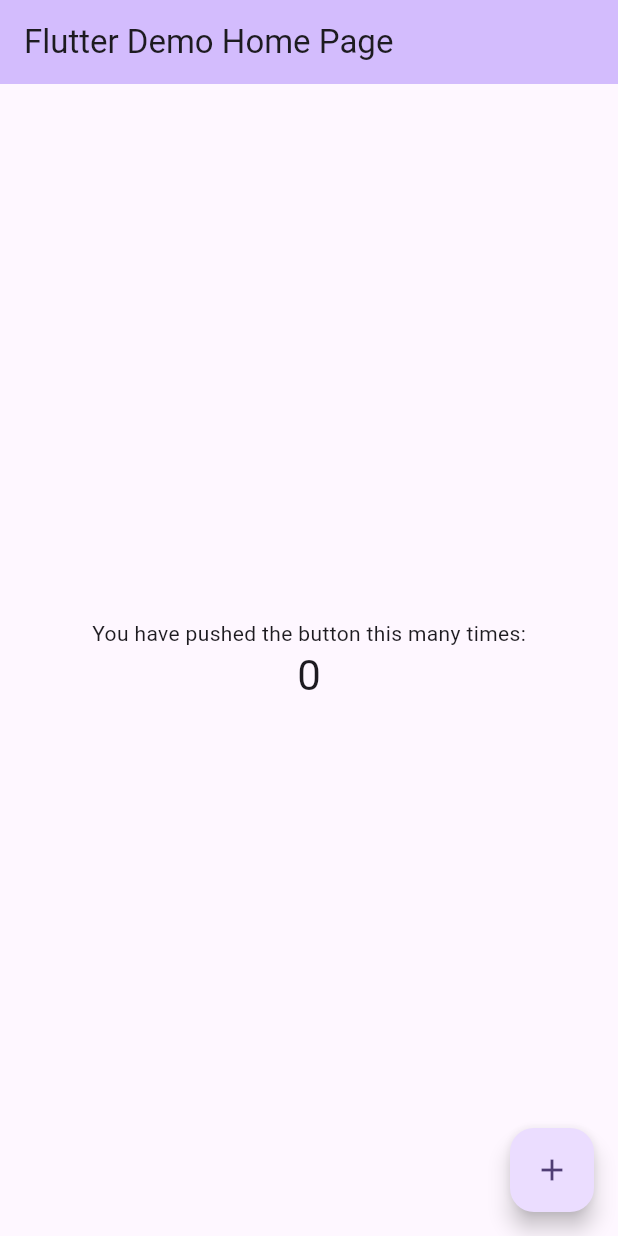
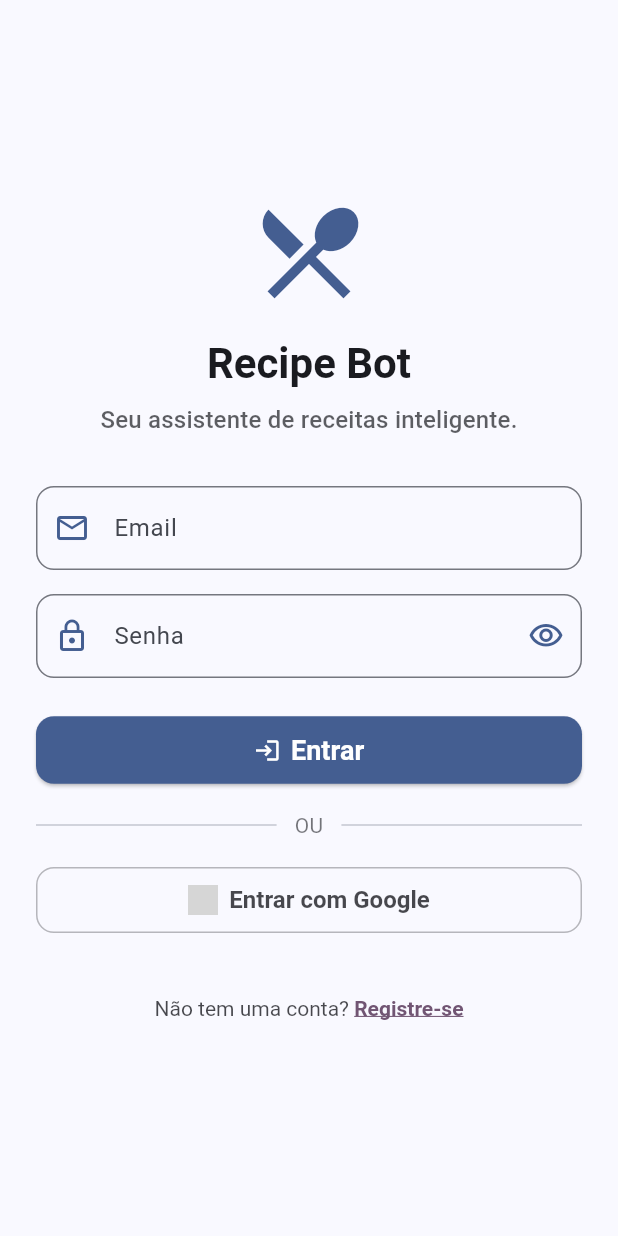
Before and after one commit to luisfelipealves/recipe_bot, a Flutter app: the screen it shows after launch, on a phone screen of 412 x 824 dp. Run offline on Flutter 3.47's test engine with Material 3 defaults, Android fonts, the phone set to English and light mode, and no system bars; our stand-ins replace firebase_auth, firebase_core, google_sign_in; accounts and stored records are empty; grey boxes are pictures that could not be loaded.

Commit message:
Merge pull request #1
* fixing dependencies

* creating login screen

* working login

```diff
--- a/lib/main.dart
+++ b/lib/main.dart
@@ -1,122 +1,82 @@
 import 'package:flutter/material.dart';
+import 'package:firebase_core/firebase_core.dart';
+import 'package:firebase_auth/firebase_auth.dart';
+import 'services/firebase_options.dart'; // Seu arquivo firebase_options.dart
+import 'screens/login_screen.dart';
+import 'screens/home_screen.dart';
 
-void main() {
+// Importe seus temas se os tiver em arquivos separados
+// import 'theme/theme.dart';
+
+void main() async {
+  WidgetsFlutterBinding.ensureInitialized();
+  await Firebase.initializeApp(
+    options: DefaultFirebaseOptions.currentPlatform,
+  );
   runApp(const MyApp());
 }
 
 class MyApp extends StatelessWidget {
   const MyApp({super.key});
 
-  // This widget is the root of your application.
   @override
   Widget build(BuildContext context) {
     return MaterialApp(
-      title: 'Flutter Demo',
-      theme: ThemeData(
-        // This is the theme of your application.
-        //
-        // TRY THIS: Try running your application with "flutter run". You'll see
-        // the application has a purple toolbar. Then, without quitting the app,
-        // try changing the seedColor in the colorScheme below to Colors.green
-        // and then invoke "hot reload" (save your changes or press the "hot
-        // reload" button in a Flutter-supported IDE, or press "r" if you used
-        // the command line to start the app).
-        //
-        // Notice that the counter didn't reset back to zero; the application
-        // state is not lost during the reload. To reset the state, use hot
-        // restart instead.
-        //
-        // This works for code too, not just values: Most code changes can be
-        // tested with just a hot reload.
-        colorScheme: ColorScheme.fromSeed(seedColor: Colors.deepPurple),
+      title: 'Recipe Bot',
+      theme: ThemeData( // Defina seu tema claro aqui
+        brightness: Brightness.light,
+        colorScheme: ColorScheme.fromSeed(
+          seedColor: Colors.blueAccent, // Cor primária para o tema claro
+          brightness: Brightness.light,
+        ),
+        useMaterial3: true,
       ),
-      home: const MyHomePage(title: 'Flutter Demo Home Page'),
+      darkTheme: ThemeData( // Defina seu tema escuro aqui
+        brightness: Brightness.dark,
+        colorScheme: ColorScheme.fromSeed(
+          seedColor: Colors.blueAccent, // Cor primária para o tema escuro
+          brightness: Brightness.dark,
+          // Você pode querer ajustar outras cores para o tema escuro:
+          // primary: Colors.lightBlue[300],
+          // onPrimary: Colors.black,
+          // surface: Colors.grey[850],
+          // onSurface: Colors.white,
+          // background: Colors.grey[900],
+          // onBackground: Colors.white,
+          // error: Colors.redAccent[100],
+          // onError: Colors.black,
+        ),
+        useMaterial3: true,
+      ),
+      themeMode: ThemeMode.system,
+      // Ou ThemeMode.light, ThemeMode.dark
+      home: const AuthWrapper(), // Usar um Wrapper para verificar o estado de auth
     );
   }
 }
 
-class MyHomePage extends StatefulWidget {
-  const MyHomePage({super.key, required this.title});
-
-  // This widget is the home page of your application. It is stateful, meaning
-  // that it has a State object (defined below) that contains fields that affect
-  // how it looks.
-
-  // This class is the configuration for the state. It holds the values (in this
-  // case the title) provided by the parent (in this case the App widget) and
-  // used by the build method of the State. Fields in a Widget subclass are
-  // always marked "final".
-
-  final String title;
-
-  @override
-  State<MyHomePage> createState() => _MyHomePageState();
-}
-
-class _MyHomePageState extends State<MyHomePage> {
-  int _counter = 0;
-
-  void _incrementCounter() {
-    setState(() {
-      // This call to setState tells the Flutter framework that something has
-      // changed in this State, which causes it to rerun the build method below
-      // so that the display can reflect the updated values. If we changed
-      // _counter without calling setState(), then the build method would not be
-      // called again, and so nothing would appear to happen.
-      _counter++;
-    });
-  }
+class AuthWrapper extends StatelessWidget {
+  const AuthWrapper({super.key});
 
   @override
   Widget build(BuildContext context) {
-    // This method is rerun every time setState is called, for instance as done
-    // by the _incrementCounter method above.
-    //
-    // The Flutter framework has been optimized to make rerunning build methods
-    // fast, so that you can just rebuild anything that needs updating rather
-    // than having to individually change instances of widgets.
-    return Scaffold(
-      appBar: AppBar(
-        // TRY THIS: Try changing the color here to a specific color (to
-        // Colors.amber, perhaps?) and trigger a hot reload to see the AppBar
-        // change color while the other colors stay the same.
-        backgroundColor: Theme.of(context).colorScheme.inversePrimary,
-        // Here we take the value from the MyHomePage object that was created by
-        // the App.build method, and use it to set our appbar title.
-        title: Text(widget.title),
-      ),
-      body: Center(
-        // Center is a layout widget. It takes a single child and positions it
-        // in the middle of the parent.
-        child: Column(
-          // Column is also a layout widget. It takes a list of children and
-          // arranges them vertically. By default, it sizes itself to fit its
-          // children horizontally, and tries to be as tall as its parent.
-          //
-          // Column has various properties to control how it sizes itself and
-          // how it positions its children. Here we use mainAxisAlignment to
-          // center the children vertically; the main axis here is the vertical
-          // axis because Columns are vertical (the cross axis would be
-          // horizontal).
-          //
-          // TRY THIS: Invoke "debug painting" (choose the "Toggle Debug Paint"
-          // action in the IDE, or press "p" in the console), to see the
-          // wireframe for each widget.
-          mainAxisAlignment: MainAxisAlignment.center,
-          children: <Widget>[
-            const Text('You have pushed the button this many times:'),
-            Text(
-              '$_counter',
-              style: Theme.of(context).textTheme.headlineMedium,
-            ),
-          ],
-        ),
-      ),
-      floatingActionButton: FloatingActionButton(
-        onPressed: _incrementCounter,
-        tooltip: 'Increment',
-        child: const Icon(Icons.add),
-      ), // This trailing comma makes auto-formatting nicer for build methods.
+    // StreamBuilder ouve as mudanças no estado de autenticação do Firebase
+    return StreamBuilder<User?>(
+      stream: FirebaseAuth.instance.authStateChanges(),
+      builder: (context, snapshot) {
+        // Enquanto espera a conexão
+        if (snapshot.connectionState == ConnectionState.waiting) {
+          return const Scaffold(
+            body: Center(child: CircularProgressIndicator()),
+          );
+        }
+        // Se o usuário estiver logado, vá para HomeScreen
+        if (snapshot.hasData && snapshot.data != null) {
+          return const HomeScreen();
+        }
+        // Caso contrário, vá para LoginScreen
+        return LoginScreen();
+      },
     );
   }
 }
--- /dev/null
+++ b/lib/screens/login_screen.dart
@@ -0,0 +1,359 @@
+import 'package:flutter/material.dart';
+import 'package:firebase_auth/firebase_auth.dart';
+import 'package:logging/logging.dart'; // Import logging
+import '../services/auth_service.dart';
+import 'home_screen.dart';
+
+// Se você tiver uma tela de registro, importe-a aqui também:
+// import 'register_screen.dart';
+
+class LoginScreen extends StatefulWidget {
+  const LoginScreen({super.key});
+
+  @override
+  State<LoginScreen> createState() => _LoginScreenState();
+}
+
+class _LoginScreenState extends State<LoginScreen> {
+  // Get a logger instance for this screen
+  final Logger _log = Logger('LoginScreen');
+
+  final AuthService _authService = AuthService();
+  final _formKey = GlobalKey<FormState>();
+
+  String _email = '';
+  String _password = '';
+  bool _isLoading = false;
+  bool _isPasswordVisible = false;
+  String? _errorMessage;
+
+  final TextEditingController _emailController = TextEditingController();
+  final TextEditingController _passwordController = TextEditingController();
+
+  @override
+  void dispose() {
+    _emailController.dispose();
+    _passwordController.dispose();
+    super.dispose();
+  }
+
+  void _navigateToHomeScreen() {
+    Navigator.of(context).pushReplacement(
+      MaterialPageRoute(builder: (context) => const HomeScreen()),
+    );
+  }
+
+  Future<void> _signInWithEmailAndPassword() async {
+    if (_formKey.currentState!.validate()) {
+      _formKey.currentState!.save();
+      setState(() {
+        _isLoading = true;
+        _errorMessage = null;
+      });
+      try {
+        _log.fine(
+            'Attempting to sign in with email: $_email'); // Example of a different log level
+        await _authService.signInWithEmailAndPassword(_email, _password);
+        if (mounted) {
+          _log.info(
+              'Sign in successful for email: $_email, navigating to home.');
+          _navigateToHomeScreen();
+        }
+      } catch (e, s) { // Capture stack trace
+        String message = "Falha ao entrar. Verifique suas credenciais.";
+        if (e is FirebaseAuthException) {
+          if (e.code == 'user-not-found') {
+            message = 'Nenhum usuário encontrado com este e-mail.';
+          } else if (e.code == 'wrong-password') {
+            message = 'Senha incorreta.';
+          } else if (e.code == 'invalid-email') {
+            message = 'O formato do e-mail é inválido.';
+          } else if (e.code == 'invalid-credential') {
+            message = 'Credenciais inválidas. Verifique seu e-mail e senha.';
+          }
+        }
+        setState(() {
+          _errorMessage = message;
+          // Use a more appropriate level like severe or warning for errors
+          _log.severe("Login Error (Email/Password): $message", e, s);
+        });
+      } finally {
+        if (mounted) {
+          setState(() {
+            _isLoading = false;
+          });
+        }
+      }
+    }
+  }
+
+  Future<void> _signInWithGoogle() async {
+    setState(() {
+      _isLoading = true;
+      _errorMessage = null;
+    });
+    try {
+      _log.fine('Attempting Google Sign-In.');
+      await _authService.signInWithGoogle();
+      if (mounted) {
+        _log.info('Google Sign-In successful, navigating to home.');
+        _navigateToHomeScreen();
+      }
+    } catch (e, s) { // Capture stack trace
+      setState(() {
+        _errorMessage = "Falha ao entrar com Google. Tente novamente.";
+        // Use a more appropriate level like severe or warning for errors
+        _log.severe("Login Error (Google): $_errorMessage", e, s);
+      });
+    } finally {
+      if (mounted) {
+        setState(() {
+          _isLoading = false;
+        });
+      }
+    }
+  }
+
+  void _navigateToRegisterScreen() {
+    // Navigator.of(context).push(
+    //   MaterialPageRoute(builder: (context) => const RegisterScreen()),
+    // );
+    _log.info('Navigate to Register Screen (TODO) button pressed.');
+    ScaffoldMessenger.of(context).showSnackBar(
+      const SnackBar(content: Text('Navegar para tela de Registro (TODO)')),
+    );
+  }
+
+  @override
+  Widget build(BuildContext context) {
+    final theme = Theme.of(context);
+    final isDarkMode = theme.brightness == Brightness.dark;
+    final googleLogoAsset = isDarkMode
+        ? 'assets/images/google_logo_dark.png'
+        : 'assets/images/google_logo_light.png';
+
+    const int alphaVal80 = 204;
+    const int alphaVal70 = 179;
+    const int alphaVal60 = 153;
+    const int alphaVal30 = 77;
+
+    _log.finest(
+        'LoginScreen build method called.'); // Example of finest for very detailed logs
+
+    return Scaffold(
+      body: Center(
+        child: SingleChildScrollView(
+          padding: const EdgeInsets.all(24.0),
+          child: Form(
+            key: _formKey,
+            child: Column(
+              mainAxisAlignment: MainAxisAlignment.center,
+              crossAxisAlignment: CrossAxisAlignment.stretch,
+              children: <Widget>[
+                Icon(
+                  Icons.local_dining,
+                  size: 80,
+                  color: theme.colorScheme.primary,
+                ),
+                const SizedBox(height: 16),
+                Text(
+                  'Recipe Bot',
+                  textAlign: TextAlign.center,
+                  style: theme.textTheme.headlineMedium?.copyWith(
+                    color: theme.colorScheme.onSurface,
+                    fontWeight: FontWeight.bold,
+                  ),
+                ),
+                const SizedBox(height: 8),
+                Text(
+                  'Seu assistente de receitas inteligente.',
+                  textAlign: TextAlign.center,
+                  style: theme.textTheme.titleMedium?.copyWith(
+                    color: theme.colorScheme.onSurface.withAlpha(alphaVal70),
+                  ),
+                ),
+                const SizedBox(height: 32),
+
+                TextFormField(
+                  controller: _emailController,
+                  decoration: InputDecoration(
+                    labelText: 'Email',
+                    hintText: 'seuemail@exemplo.com',
+                    prefixIcon: Icon(
+                        Icons.email_outlined, color: theme.colorScheme.primary),
+                    border: OutlineInputBorder(
+                      borderRadius: BorderRadius.circular(12.0),
+                    ),
+                  ),
+                  keyboardType: TextInputType.emailAddress,
+                  validator: (value) {
+                    if (value == null || value.isEmpty) {
+                      return 'Por favor, insira seu email';
+                    }
+                    if (!RegExp(r'^[\w-\.]+@([\w-]+\.)+[\w-]{2,4}$').hasMatch(
+                        value)) {
+                      return 'Por favor, insira um email válido';
+                    }
+                    return null;
+                  },
+                  onSaved: (value) => _email = value!,
+                  onChanged: (value) =>
+                      _log.finest('Email field changed: $value'), // Example
+                ),
+                const SizedBox(height: 16),
+
+                TextFormField(
+                  controller: _passwordController,
+                  decoration: InputDecoration(
+                    labelText: 'Senha',
+                    hintText: 'Sua senha',
+                    prefixIcon: Icon(
+                        Icons.lock_outline, color: theme.colorScheme.primary),
+                    border: OutlineInputBorder(
+                      borderRadius: BorderRadius.circular(12.0),
+                    ),
+                    suffixIcon: IconButton(
+                      icon: Icon(
+                        _isPasswordVisible
+                            ? Icons.visibility_off_outlined
+                            : Icons.visibility_outlined,
+                        color: theme.colorScheme.primary,
+                      ),
+                      onPressed: () {
+                        setState(() {
+                          _isPasswordVisible = !_isPasswordVisible;
+                          _log.info(
+                              'Password visibility toggled to: $_isPasswordVisible');
+                        });
+                      },
+                    ),
+                  ),
+                  obscureText: !_isPasswordVisible,
+                  validator: (value) {
+                    if (value == null || value.isEmpty) {
+                      return 'Por favor, insira sua senha';
+                    }
+                    if (value.length < 6) {
+                      return 'A senha deve ter pelo menos 6 caracteres';
+                    }
+                    return null;
+                  },
+                  onSaved: (value) => _password = value!,
+                  onChanged: (value) =>
+                      _log.finest(
+                          'Password field changed.'), // Example (don't log actual password)
+                ),
+                const SizedBox(height: 24),
+
+                if (_errorMessage != null)
+                  Padding(
+                    padding: const EdgeInsets.only(bottom: 16.0),
+                    child: Text(
+                      _errorMessage!,
+                      style: TextStyle(
+                          color: theme.colorScheme.error, fontSize: 14),
+                      textAlign: TextAlign.center,
+                    ),
+                  ),
+
+                _isLoading
+                    ? Center(child: CircularProgressIndicator(
+                    color: theme.colorScheme.tertiary))
+                    : ElevatedButton.icon(
+                  icon: const Icon(Icons.login),
+                  label: const Text('Entrar'),
+                  onPressed: _signInWithEmailAndPassword,
+                  style: ElevatedButton.styleFrom(
+                    backgroundColor: theme.colorScheme.primary,
+                    foregroundColor: theme.colorScheme.onPrimary,
+                    padding: const EdgeInsets.symmetric(vertical: 12),
+                    textStyle: const TextStyle(
+                        fontSize: 18, fontWeight: FontWeight.bold),
+                    shape: RoundedRectangleBorder(
+                      borderRadius: BorderRadius.circular(12.0),
+                    ),
+                  ),
+                ),
+                const SizedBox(height: 16),
+
+                Row(
+                  children: <Widget>[
+                    const Expanded(child: Divider(thickness: 1)),
+                    Padding(
+                      padding: const EdgeInsets.symmetric(horizontal: 12.0),
+                      child: Text(
+                        'OU',
+                        style: TextStyle(
+                          color: theme.colorScheme.onSurface.withAlpha(
+                              alphaVal60),
+                        ),
+                      ),
+                    ),
+                    const Expanded(child: Divider(thickness: 1)),
+                  ],
+                ),
+                const SizedBox(height: 16),
+
+                _isLoading
+                    ? const SizedBox.shrink()
+                    : OutlinedButton.icon(
+                  icon: Image.asset(
+                    googleLogoAsset,
+                    height: 20.0,
+                    errorBuilder: (context, error, stackTrace) {
+                      _log.warning('Failed to load Google logo asset.', error,
+                          stackTrace);
+                      return const Icon(Icons.login, size: 20);
+                    },
+                  ),
+                  label: Text(
+                    'Entrar com Google',
+                    style: TextStyle(
+                      color: theme.colorScheme.onSurface.withAlpha(alphaVal80),
+                    ),
+                  ),
+                  onPressed: _signInWithGoogle,
+                  style: OutlinedButton.styleFrom(
+                    side: BorderSide(
+                      color: theme.colorScheme.onSurface.withAlpha(alphaVal30),
+                    ),
+                    padding: const EdgeInsets.symmetric(vertical: 12),
+                    textStyle: const TextStyle(
+                        fontSize: 16, fontWeight: FontWeight.bold),
+                    shape: RoundedRectangleBorder(
+                      borderRadius: BorderRadius.circular(12.0),
+                    ),
+                  ),
+                ),
+                const SizedBox(height: 24),
+
+                TextButton(
+                  onPressed: _isLoading ? null : _navigateToRegisterScreen,
+                  child: RichText(
+                    text: TextSpan(
+                      text: 'Não tem uma conta? ',
+                      style: TextStyle(
+                        color: theme.colorScheme.onSurface.withAlpha(
+                            alphaVal80),
+                      ),
+                      children: <TextSpan>[
+                        TextSpan(
+                          text: 'Registre-se',
+                          style: TextStyle(
+                            color: theme.colorScheme.tertiary,
+                            fontWeight: FontWeight.bold,
+                            decoration: TextDecoration.underline,
+                          ),
+                        ),
+                      ],
+                    ),
+                  ),
+                ),
+              ],
+            ),
+          ),
+        ),
+      ),
+    );
+  }
+}
--- /dev/null
+++ b/lib/services/auth_service.dart
@@ -0,0 +1,94 @@
+import 'package:firebase_auth/firebase_auth.dart';
+import 'package:google_sign_in/google_sign_in.dart';
+import 'package:flutter/foundation.dart' show kIsWeb; // Para checagem web
+
+class AuthService {
+  final FirebaseAuth _firebaseAuth = FirebaseAuth.instance;
+  final GoogleSignIn _googleSignIn = GoogleSignIn();
+
+  // Stream para o estado de autenticação do usuário
+  Stream<User?> get authStateChanges => _firebaseAuth.authStateChanges();
+
+  // Obter usuário atual
+  User? get currentUser => _firebaseAuth.currentUser;
+
+  // Login com Google
+  Future<UserCredential?> signInWithGoogle() async {
+    try {
+      // Iniciar o processo de Google Sign In
+      final GoogleSignInAccount? googleUser = await _googleSignIn.signIn();
+
+      if (googleUser == null) {
+        // O usuário cancelou o login
+        return null;
+      }
+
+      // Obter detalhes de autenticação da requisição
+      final GoogleSignInAuthentication googleAuth =
+      await googleUser.authentication;
+
+      // Criar uma nova credencial para o Firebase
+      final AuthCredential credential = GoogleAuthProvider.credential(
+        accessToken: googleAuth.accessToken,
+        idToken: googleAuth.idToken,
+      );
+
+      // Fazer login no Firebase com a credencial
+      return await _firebaseAuth.signInWithCredential(credential);
+    } on FirebaseAuthException catch (e) {
+      // Você pode querer tratar erros específicos aqui ou lançá-los
+      print("FirebaseAuthException (Google Sign-In): ${e.message}");
+      throw e; // Re-lança para ser tratado na UI
+    } catch (e) {
+      print("Error signing in with Google: $e");
+      throw e; // Re-lança para ser tratado na UI
+    }
+  }
+
+  // Login com Email e Senha
+  Future<UserCredential?> signInWithEmailAndPassword(String email,
+      String password) async {
+    try {
+      return await _firebaseAuth.signInWithEmailAndPassword(
+        email: email,
+        password: password,
+      );
+    } on FirebaseAuthException catch (e) {
+      print("FirebaseAuthException (Email/Password Sign-In): ${e.message}");
+      throw e; // Re-lança para ser tratado na UI
+    } catch (e) {
+      print("Error signing in with email and password: $e");
+      throw e; // Re-lança para ser tratado na UI
+    }
+  }
+
+  // Registro com Email e Senha (Exemplo)
+  Future<UserCredential?> createUserWithEmailAndPassword(String email,
+      String password) async {
+    try {
+      return await _firebaseAuth.createUserWithEmailAndPassword(
+        email: email,
+        password: password,
+      );
+    } on FirebaseAuthException catch (e) {
+      print("FirebaseAuthException (Email/Password Sign-Up): ${e.message}");
+      throw e;
+    } catch (e) {
+      print("Error creating user with email and password: $e");
+      throw e;
+    }
+  }
+
+  // Logout
+  Future<void> signOut() async {
+    try {
+      if (!kIsWeb) { // Google Sign-Out não é necessário ou diferente na Web
+        await _googleSignIn.signOut();
+      }
+      await _firebaseAuth.signOut();
+    } catch (e) {
+      print("Error signing out: $e");
+      // Trate o erro como apropriado
+    }
+  }
+}
```
Also changed, not shown: lib/screens/home_screen.dart (added, +95 -0 lines), pubspec.yaml (+8 -2 lines), assets/images/android_dark_rd_na@1x.png (added), assets/images/android_light_rd_na@1x.png (added), lib/services/firebase_options.dart (renamed from lib/firebase_options.dart), pubspec.lock, 7 other files.
